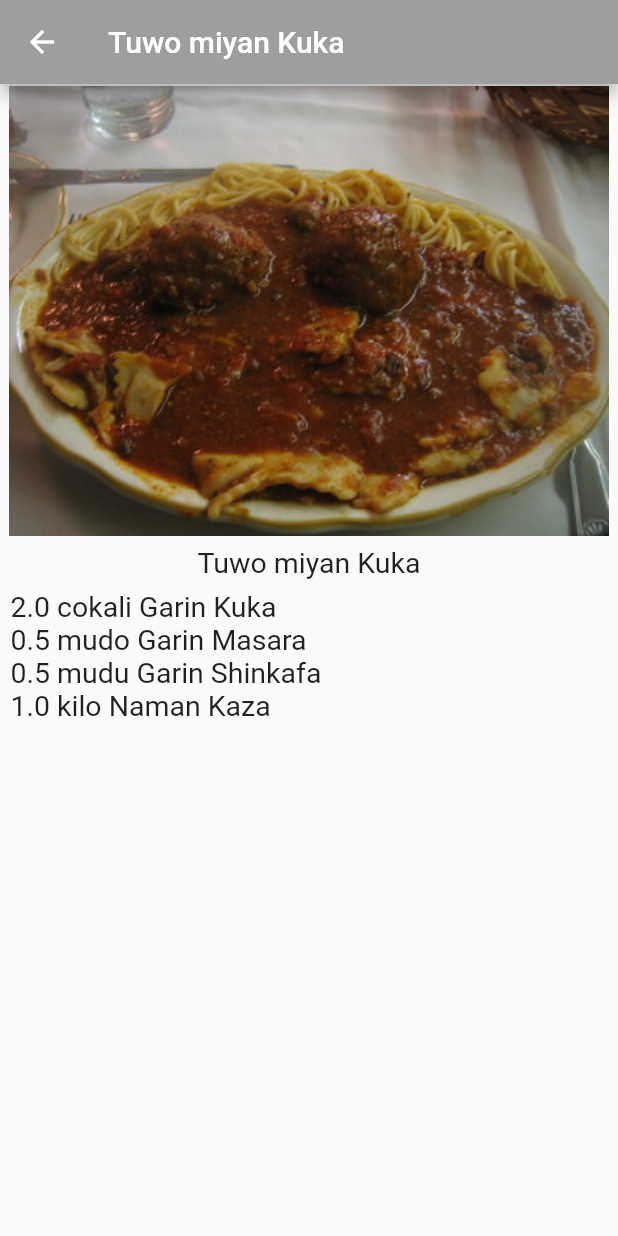
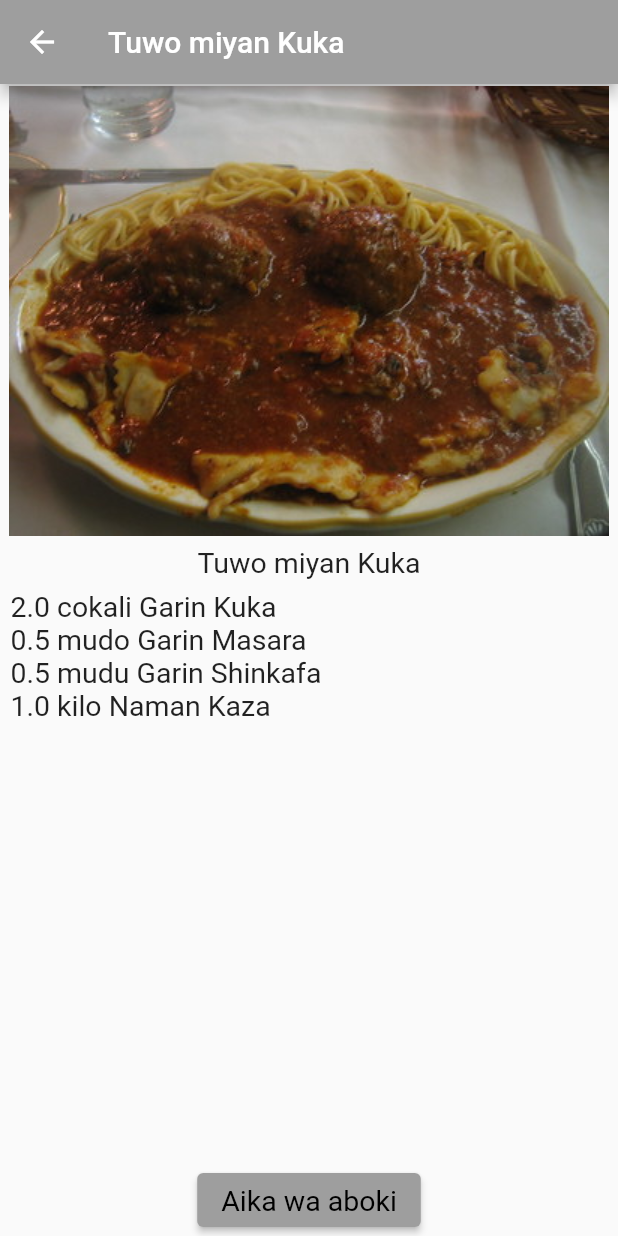
Before and after one commit to mkabdullahi/girkin_hausa, a Flutter app: the screen it shows after launch, after a tap on "Tuwo miyan Kuka", on a phone screen of 412 x 824 dp. Run offline on Flutter 3.47's test engine with Material 2 defaults, Android fonts, the phone set to English and light mode, and no system bars; our stand-ins replace share_plus.

Commit message:
adds: share button

```diff
--- a/lib/kayan_girki.dart
+++ b/lib/kayan_girki.dart
@@ -1,6 +1,6 @@
-import 'package:flutter/gestures.dart';
 import 'package:flutter/material.dart';
 import 'kalolin_abinci.dart';
+import 'package:share_plus/share_plus.dart';
 
 class KayanGirki extends StatefulWidget {
   final Girkegirke girkegirke;
@@ -20,6 +20,9 @@ class _KayanGirkiState extends State<KayanGirki>{
 
   @override
   Widget build(BuildContext context){
+    final ButtonStyle styleBtn =
+    ElevatedButton.styleFrom(textStyle: const TextStyle(fontSize: 19.0,), foregroundColor: Colors.black);
+
     return Scaffold(
       appBar: AppBar(
         title: Text(widget.girkegirke.sunanAbinci),
@@ -54,6 +57,19 @@ class _KayanGirkiState extends State<KayanGirki>{
                 ),
             ),
             //TODO: add share button here
+            const SizedBox(height: 32),
+            Builder(
+              builder: (BuildContext context) {
+                return ElevatedButton(
+                  style: styleBtn,
+                  onPressed: () =>{
+                    Share.share('function to be added')
+                  } ,
+                  child: const Text('Aika wa aboki'),
+                );
+              },
+            ),
+
           ]
         )
       ),
--- a/pubspec.yaml
+++ b/pubspec.yaml
@@ -35,6 +35,8 @@ dependencies:
   # The following adds the Cupertino Icons font to your application.
   # Use with the CupertinoIcons class for iOS style icons.
   cupertino_icons: ^1.0.2
+  share_plus: ^6.3.1
+  # share: ^2.0.4
 
 dev_dependencies:
   flutter_test:
```
Also changed, not shown: pubspec.lock, 3 other files.
